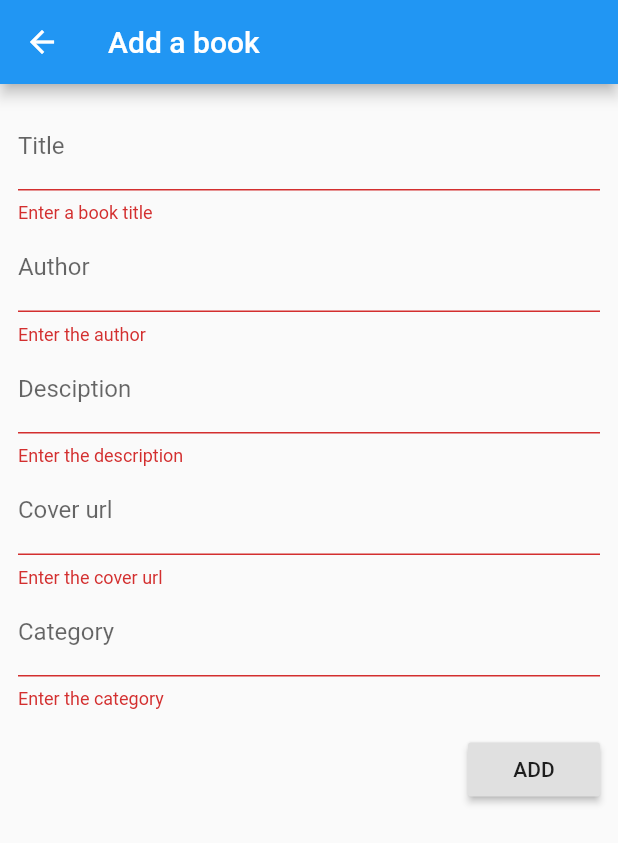
After one commit to hotcappuccinodev/flutter-book-library-app, a Flutter app: the screen it shows after launch, after a tap on the "add" icon, on a phone screen of 412 x 824 dp. The commit adds this screen. Shown: the top 843 px of the screen. Run offline on Flutter 3.47's test engine with Material 2 defaults, Android fonts, the phone set to English and light mode, and no system bars.

Commit message:
Add book add screen

```diff
--- /dev/null
+++ b/lib/src/screens/book/book_add.dart
@@ -0,0 +1,121 @@
+import 'package:book_library/src/models/book.dart';
+import 'package:book_library/src/models/notifiers/book_notifier.dart';
+import 'package:flutter/material.dart';
+import 'package:provider/provider.dart';
+
+class BookAdd extends StatefulWidget {
+  @override
+  _BookAddState createState() => _BookAddState();
+}
+
+class _BookAddState extends State<BookAdd> {
+  @override
+  Widget build(BuildContext context) {
+    return Scaffold(
+      appBar: AppBar(
+        title: Text('Add a book'),
+      ),
+      body: SingleChildScrollView(
+        child: Container(
+          padding: const EdgeInsets.all(12.0),
+          child: AddBookForm(),
+        ),
+      ),
+    );
+  }
+}
+
+class AddBookForm extends StatefulWidget {
+  @override
+  _AddBookFormState createState() => _AddBookFormState();
+}
+
+class _AddBookFormState extends State<AddBookForm> {
+  final _formKey = GlobalKey<FormState>();
+  var _title = '';
+  var _author = '';
+  var _description = '';
+  var _coverUrl = '';
+  var _category = '';
+
+  @override
+  Widget build(BuildContext context) {
+    var bookNotifier = Provider.of<BookNotifier>(context);
+
+    return Form(
+      key: _formKey,
+      autovalidate: true,
+      child: Column(
+        crossAxisAlignment: CrossAxisAlignment.end,
+        children: <Widget>[
+          TextFormField(
+            decoration: InputDecoration(labelText: 'Title'),
+            validator: (value) {
+              if (value.isEmpty) {
+                return 'Enter a book title';
+              }
+              return null;
+            },
+            onSaved: (value) => _title = value,
+          ),
+          TextFormField(
+            decoration: InputDecoration(labelText: 'Author'),
+            validator: (value) {
+              if (value.isEmpty) {
+                return 'Enter the author';
+              }
+              return null;
+            },
+            onSaved: (value) => _author = value,
+          ),
+          TextFormField(
+            decoration: InputDecoration(labelText: 'Desciption'),
+            validator: (value) {
+              if (value.isEmpty) {
+                return 'Enter the description';
+              }
+              return null;
+            },
+            onSaved: (value) => _description = value,
+          ),
+          TextFormField(
+            decoration: InputDecoration(labelText: 'Cover url'),
+            validator: (value) {
+              if (value.isEmpty) {
+                return 'Enter the cover url';
+              }
+              return null;
+            },
+            onSaved: (value) => _coverUrl = value,
+          ),
+          TextFormField(
+            decoration: InputDecoration(labelText: 'Category'),
+            validator: (value) {
+              if (value.isEmpty) {
+                return 'Enter the category';
+              }
+              return null;
+            },
+            onSaved: (value) => _category = value,
+          ),
+          Padding(
+            padding: const EdgeInsets.symmetric(vertical: 16.0),
+            child: RaisedButton(
+              onPressed: () {
+                if (_formKey.currentState.validate()) {
+                  _formKey.currentState.save();
+                  final book =
+                      Book(_title, _author, _description, _coverUrl, _category);
+
+                  bookNotifier.addBook(book);
+                  Navigator.pop(context);
+                }
+              },
+              child: Text('ADD'),
+            ),
+          ),
+        ],
+      ),
+    );
+  }
+}
--- a/lib/src/screens/home_screen.dart
+++ b/lib/src/screens/home_screen.dart
@@ -1,23 +1,19 @@
-import 'package:book_library/src/models/book.dart';
-import 'package:book_library/src/models/notifiers/book_notifier.dart';
+import 'package:flutter/material.dart';
+import 'package:book_library/src/screens/book/book_add.dart';
 import 'package:book_library/src/widgets/book_list.dart';
-import 'package:flutter/material.dart';
-import 'package:provider/provider.dart';
 
 class HomeScreen extends StatelessWidget {
   @override
   Widget build(BuildContext context) {
-    var bookNotifier = Provider.of<BookNotifier>(context);
-
     return Scaffold(
       appBar: appBar,
       body: Container(
         child: BookList(),
       ),
       floatingActionButton: FloatingActionButton(
-        child: Icon(Icons.plus_one),
+        child: Icon(Icons.add),
         onPressed: () {
-          bookNotifier.addBook(bookToAdd);
+          Navigator.push(context, MaterialPageRoute(builder: (_) => BookAdd()));
         },
       ),
     );
--- a/lib/src/widgets/book_list.dart
+++ b/lib/src/widgets/book_list.dart
@@ -1,5 +1,5 @@
 import 'package:book_library/src/models/notifiers/book_notifier.dart';
-import 'package:book_library/src/screens/book_details.dart';
+import 'package:book_library/src/screens/book/book_details.dart';
 import 'package:flutter/material.dart';
 import 'package:provider/provider.dart';
 
```
